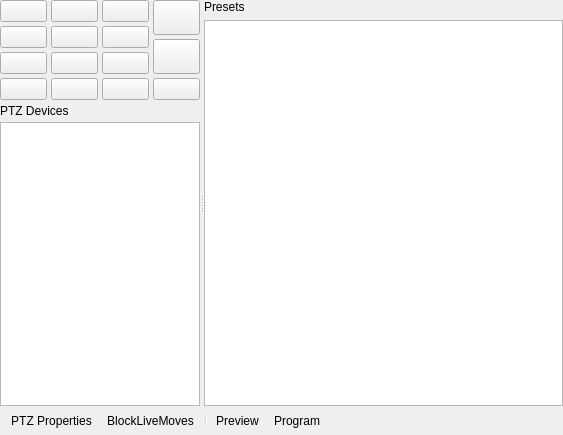
Old version of the form src/ptz-controls.ui in the repository glikely/obs-ptz.
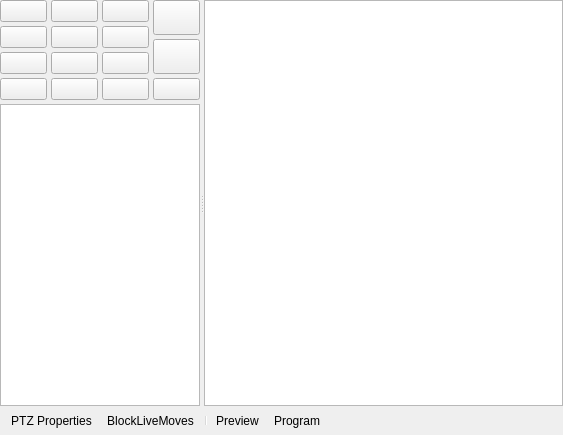
New version of the form. Icons and pictures are not drawn.

Commit message:
ui: Remove 'PTZ Devices' and 'Presets' labels
From context, the two lists are fairly self explanitory, and the labels
aren't needed in the controls dock. Drop them from the UI design.

```diff
--- a/src/ptz-controls.ui
+++ b/src/ptz-controls.ui
@@ -483,13 +483,6 @@
           </item>
          </layout>
         </item>
-        <item>
-         <widget class="QLabel" name="cameraListLabel">
-          <property name="text">
-           <string>PTZ Devices</string>
-          </property>
-         </widget>
-        </item>
         <item>
          <widget class="QListView" name="cameraList">
           <property name="sizePolicy">
@@ -528,13 +521,6 @@
         <property name="bottomMargin">
          <number>0</number>
         </property>
-        <item>
-         <widget class="QLabel" name="label">
-          <property name="text">
-           <string>Presets</string>
-          </property>
-         </widget>
-        </item>
         <item>
          <widget class="QListView" name="presetListView">
           <property name="contextMenuPolicy">
```
